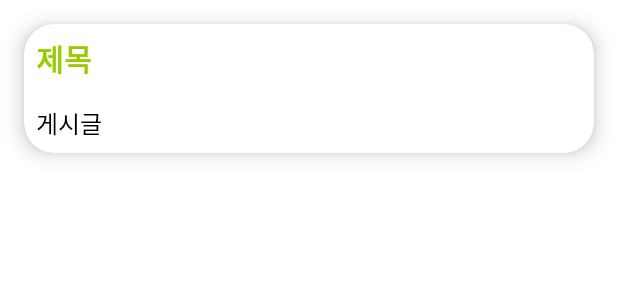
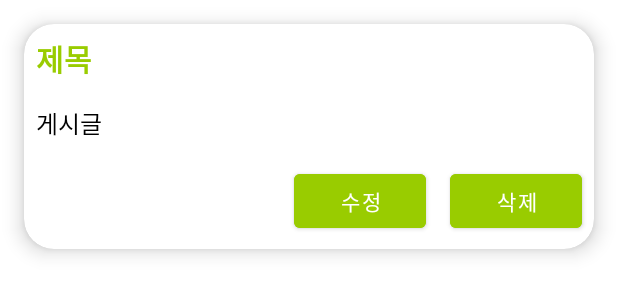
Before and after one commit to jeeun-swu/Guru2, an Android app: the layout item_post.xml on its own in the app's theme, with its tools: preview values and no code run, on a phone screen of 412 x 824 dp. Shown: the top 300 px of the screen. Run offline under Robolectric (Android 15) with nearby library versions, the phone set to English and light mode, and no system bars.

Commit message:
20250124 Jeeun 게시판 수정/삭제

```diff
--- a/app/src/main/res/layout/item_post.xml
+++ b/app/src/main/res/layout/item_post.xml
@@ -5,11 +5,11 @@
     android:layout_width="match_parent"
     android:layout_height="wrap_content"
     android:layout_margin="16dp"
+    android:clickable="true"
+    android:focusable="true"
+    android:foreground="?android:attr/selectableItemBackground"
     app:cardCornerRadius="20dp"
-    app:cardElevation="8dp"
-    android:foreground="?android:attr/selectableItemBackground"
-    android:focusable="true"
-    android:clickable="true">
+    app:cardElevation="8dp">
 
     <LinearLayout
         android:layout_width="match_parent"
@@ -34,5 +34,31 @@
             android:textColor="#000"
             android:textSize="16sp"
             tools:text="게시글" />
+
+        <LinearLayout
+            android:layout_width="match_parent"
+            android:layout_height="wrap_content"
+            android:orientation="horizontal"
+            android:gravity="right">
+
+            <Button
+                android:id="@+id/item_post_edit"
+                android:layout_width="wrap_content"
+                android:layout_height="wrap_content"
+                android:layout_margin="8dp"
+                android:backgroundTint="@android:color/holo_green_light"
+                android:text="수정"
+                android:textColor="@android:color/white" />
+
+            <Button
+                android:id="@+id/item_post_delete"
+                android:layout_width="wrap_content"
+                android:layout_height="wrap_content"
+                android:layout_margin="8dp"
+                android:backgroundTint="@android:color/holo_green_light"
+                android:text="삭제"
+                android:textColor="@android:color/white" />
+        </LinearLayout>
+
     </LinearLayout>
 </androidx.cardview.widget.CardView>
```
Also changed, not shown: app/src/main/java/adapters/PostAdapter.kt (+21 -7 lines), app/src/main/java/com/example/Singsingbogam/PostActivity.kt (+28 -1 lines), app/src/main/java/com/example/Singsingbogam/PostViewActivity.kt (+38 -2 lines).
